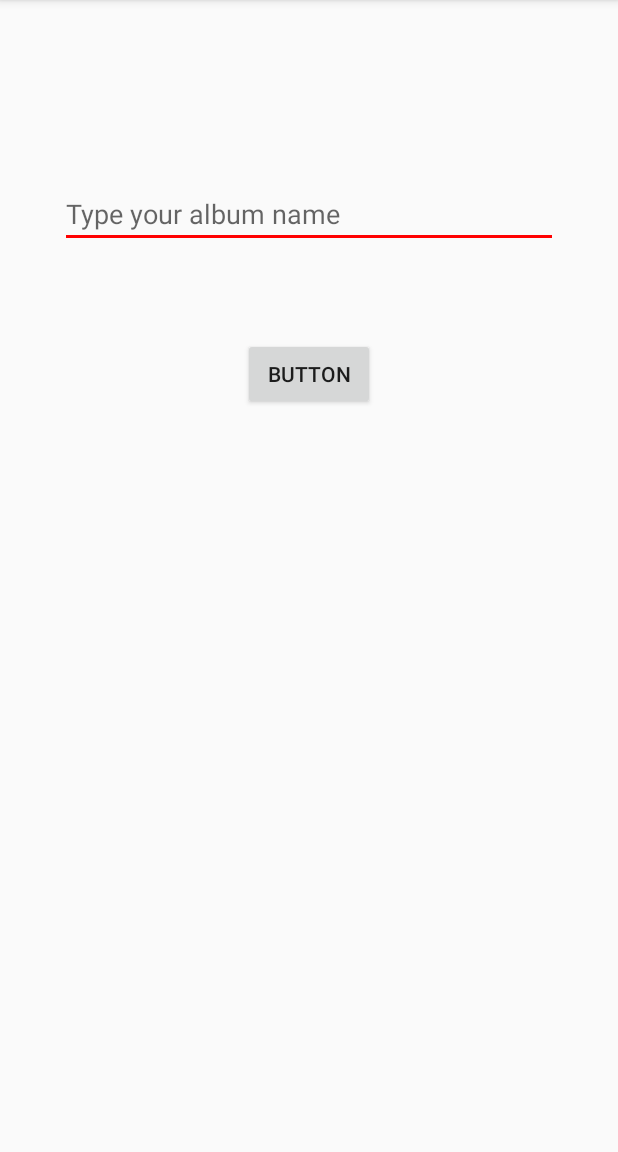
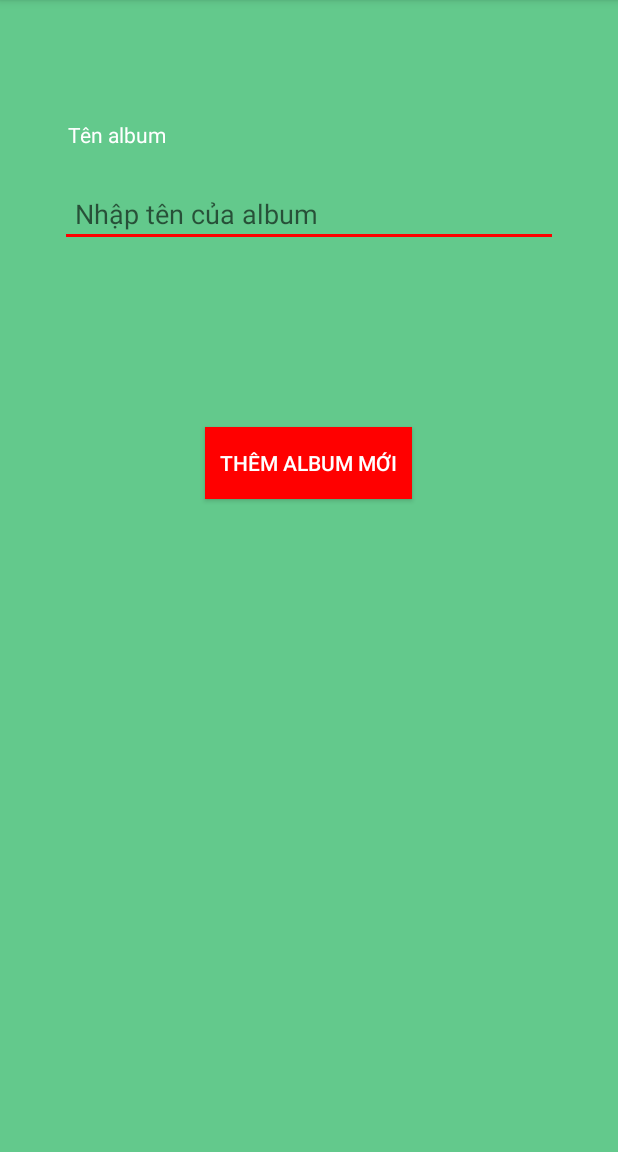
Before and after one commit to vuthaouet/music-for-life, an Android app: the CreateNewAlbum screen opened directly, with no data from a screen before it, on a phone screen of 412 x 824 dp, the part 84-1236 px from its top. Run offline under Robolectric (Android 15) with nearby library versions, the phone set to English and light mode, and no system bars.

Commit message:
new album

```diff
--- a/app/src/main/res/layout/activity_create_new_album.xml
+++ b/app/src/main/res/layout/activity_create_new_album.xml
@@ -1,10 +1,23 @@
 <?xml version="1.0" encoding="utf-8"?>
 <RelativeLayout xmlns:android="http://schemas.android.com/apk/res/android"
     xmlns:tools="http://schemas.android.com/tools"
+    xmlns:app="http://schemas.android.com/apk/res-auto"
     android:layout_width="match_parent"
     android:layout_height="match_parent"
-    tools:context=".CreateNewAlbum">
+    tools:context=".CreateNewAlbum"
+    android:background="@color/BG_player">
 
+
+    <TextView
+        android:id="@+id/textView"
+        android:layout_width="80dp"
+        android:layout_height="30dp"
+        android:layout_marginLeft="45dp"
+        android:layout_marginTop="80dp"
+        android:color="@color/white"
+        android:text="Tên album"
+        tools:text="Tên album"
+        android:textColor="@color/white"/>
 
     <EditText
         android:id="@+id/editTextAlbumName"
@@ -14,7 +27,9 @@
         android:layout_marginLeft="80dp"
         android:layout_marginTop="120dp"
         android:ems="10"
-        android:hint="Type your album name" />
+        android:hint="Nhập tên của album"
+        android:padding="10dp"
+        />
 
     <Button
         android:id="@+id/buttonAlbumName"
@@ -22,6 +37,10 @@
         android:layout_height="wrap_content"
         android:layout_below="@+id/editTextAlbumName"
         android:layout_centerHorizontal="true"
-        android:layout_marginTop="60dp"
-        android:text="Button" />
+        android:layout_marginTop="120dp"
+        android:text="Thêm album mới"
+        android:background="@color/colorAccent"
+        android:textColor="@color/white"
+        android:padding="10dp"
+        android:radius="12dp"/>
 </RelativeLayout>
--- a/app/src/main/res/layout/album_item.xml
+++ b/app/src/main/res/layout/album_item.xml
@@ -31,6 +31,8 @@
             android:singleLine="true"
             android:text="Album name"
             android:textColor="@color/cardview_light_background"
-            android:textStyle="bold" />
+            android:textStyle="bold"
+            android:background="@color/BG_player"/>
     </RelativeLayout>
+
 </androidx.cardview.widget.CardView>
--- a/app/src/main/res/layout/fragment_album.xml
+++ b/app/src/main/res/layout/fragment_album.xml
@@ -9,6 +9,10 @@
         android:id="@+id/recyclerView"
         android:layout_width="match_parent"
         android:layout_height="match_parent"
-        android:background="@color/cardview_dark_background" />
+        android:background="@color/cardview_dark_background"
+        />
+
+
+
 
 </LinearLayout>
```
